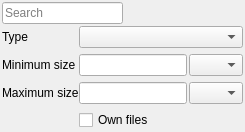
This is application/GUI/Search/SearchDock.ui in Ummon/D-LAN as Qt 5 draws it before an edit. The edited form follows.
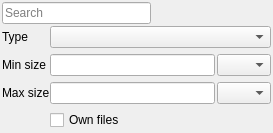
This is the edited form. Icons and pictures are not drawn.

```diff
--- a/application/GUI/Search/SearchDock.ui
+++ b/application/GUI/Search/SearchDock.ui
@@ -5,6 +5,14 @@
   <property name="windowModality">
    <enum>Qt::NonModal</enum>
   </property>
+  <property name="geometry">
+   <rect>
+    <x>0</x>
+    <y>0</y>
+    <width>273</width>
+    <height>133</height>
+   </rect>
+  </property>
   <property name="maximumSize">
    <size>
     <width>524287</width>
@@ -181,14 +189,14 @@
        <item row="1" column="0">
         <widget class="QLabel" name="lblMinSize">
          <property name="text">
-          <string>Minimum size</string>
+          <string>Min size</string>
          </property>
         </widget>
        </item>
        <item row="2" column="0">
         <widget class="QLabel" name="lblMaxSize">
          <property name="text">
-          <string>Maximum size</string>
+          <string>Max size</string>
          </property>
         </widget>
        </item>
```
